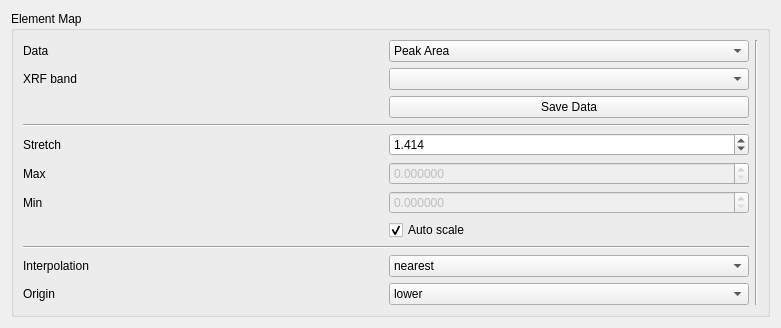
Old version of the form spectromicroscopy/smpgui/ui_elementsdata.ui in the repository praxes/praxes.
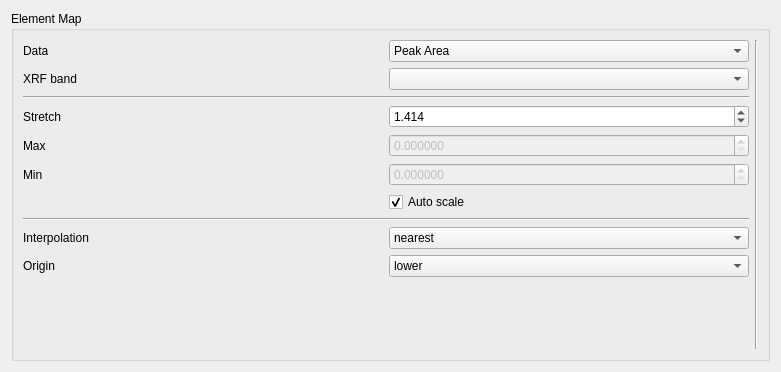
New version of the form.

Commit message: [svn] automatically save data when scan is finished

```diff
--- a/spectromicroscopy/smpgui/ui_elementsdata.ui
+++ b/spectromicroscopy/smpgui/ui_elementsdata.ui
@@ -6,7 +6,7 @@
     <x>0</x>
     <y>0</y>
     <width>781</width>
-    <height>301</height>
+    <height>372</height>
    </rect>
   </property>
   <property name="windowTitle" >
@@ -109,16 +109,6 @@
           </property>
          </widget>
         </item>
-        <item row="2" column="1" >
-         <widget class="QPushButton" name="saveDataPushButton" >
-          <property name="enabled" >
-           <bool>true</bool>
-          </property>
-          <property name="text" >
-           <string>Save Data</string>
-          </property>
-         </widget>
-        </item>
         <item row="12" column="1" >
          <spacer>
           <property name="orientation" >
```
The commit also changes 5 other files.
